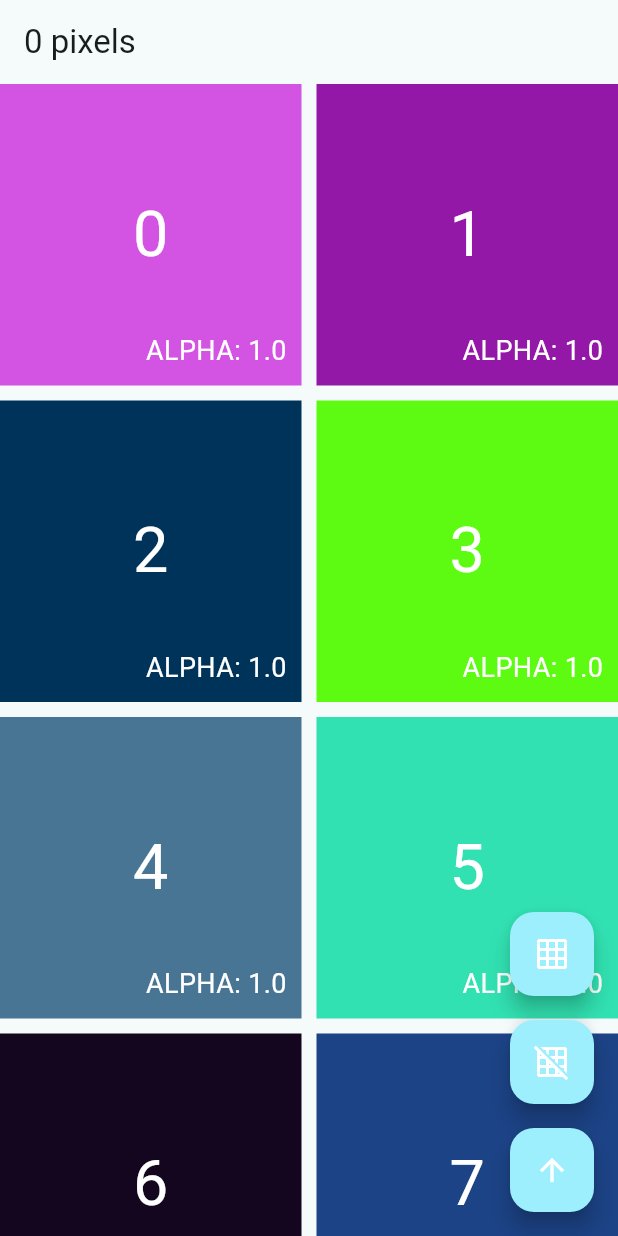
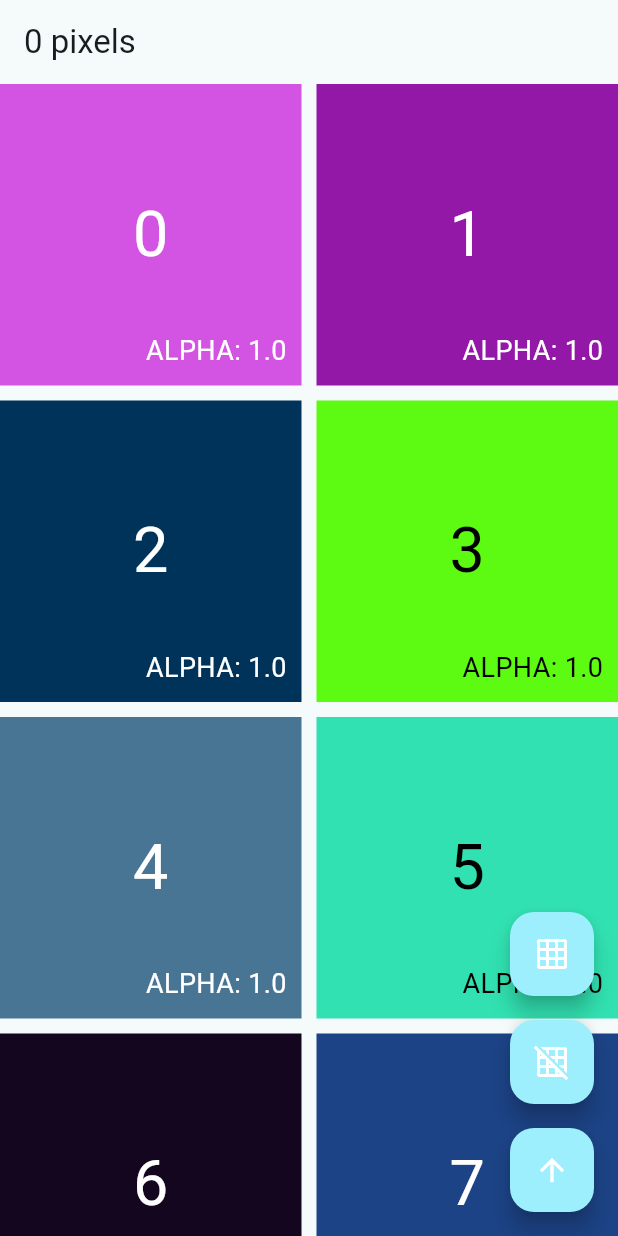
Before and after one commit to Teep-m/flutter_mobile_app, a Flutter app: the screen it shows after launch, on a phone screen of 412 x 824 dp. Run offline on Flutter 3.47's test engine with Material 3 defaults, Android fonts, the phone set to English and light mode, and no system bars.

Commit message:
finale: toggle text color

```diff
--- a/lib/grid_view_page.dart
+++ b/lib/grid_view_page.dart
@@ -79,6 +79,7 @@ class _GridViewPageState extends State<GridViewPage> {
           final gridItemColor =
               Color((math.Random(index).nextDouble() * 0x00FFFFFF).toInt())
                   .withOpacity(1);
+          final gridItemBrightness = gridItemColor.computeLuminance();
           return Stack(
             children: [
               Container(
@@ -88,7 +89,9 @@ class _GridViewPageState extends State<GridViewPage> {
                     index.toString(),
                     style: TextStyle(
                       fontSize: 42,
-                      color: Colors.white,
+                      color: gridItemBrightness > 0.5
+                          ? Colors.black
+                          : Colors.white,
                     ),
                   ),
                 ),
@@ -104,7 +107,8 @@ class _GridViewPageState extends State<GridViewPage> {
                       .replaceAll('0X', '#'),
                   style: TextStyle(
                     fontSize: 18,
-                    color: Colors.white,
+                    color:
+                        gridItemBrightness > 0.5 ? Colors.black : Colors.white,
                   ),
                 ),
               )
```
